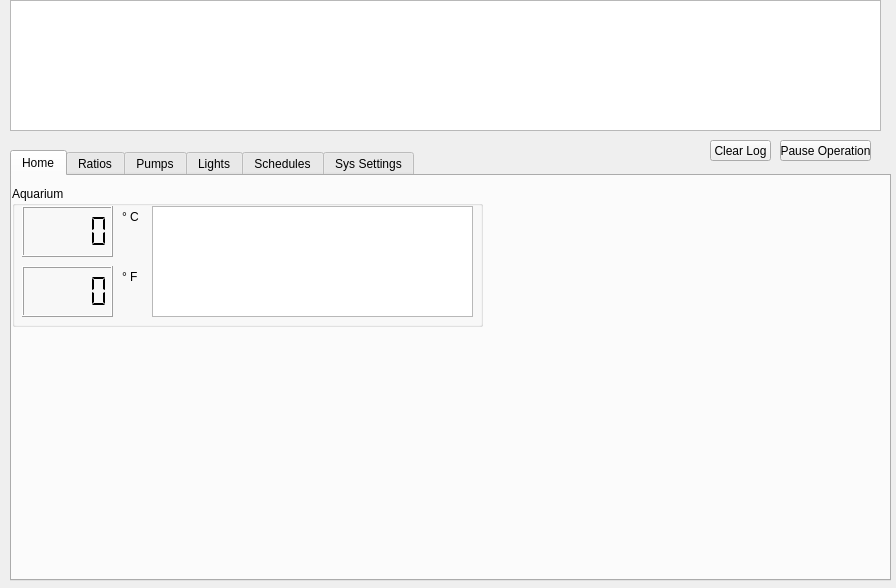
First picture: the form in Client/form.ui, repository trippyt/QTAquarium, before the edit.
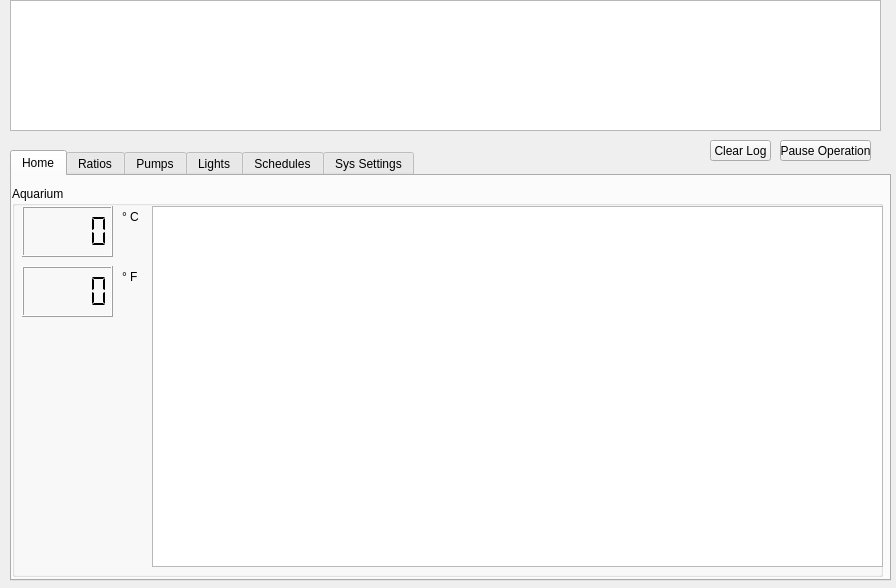
Second picture: the form after the edit. Custom widgets are drawn as their Qt base class.

```diff
--- a/Client/form.ui
+++ b/Client/form.ui
@@ -82,8 +82,8 @@
       <rect>
        <x>0</x>
        <y>10</y>
-       <width>471</width>
-       <height>141</height>
+       <width>871</width>
+       <height>391</height>
       </rect>
      </property>
      <property name="title">
@@ -146,8 +146,8 @@
        <rect>
         <x>140</x>
         <y>20</y>
-        <width>321</width>
-        <height>111</height>
+        <width>731</width>
+        <height>361</height>
        </rect>
       </property>
      </widget>
```
